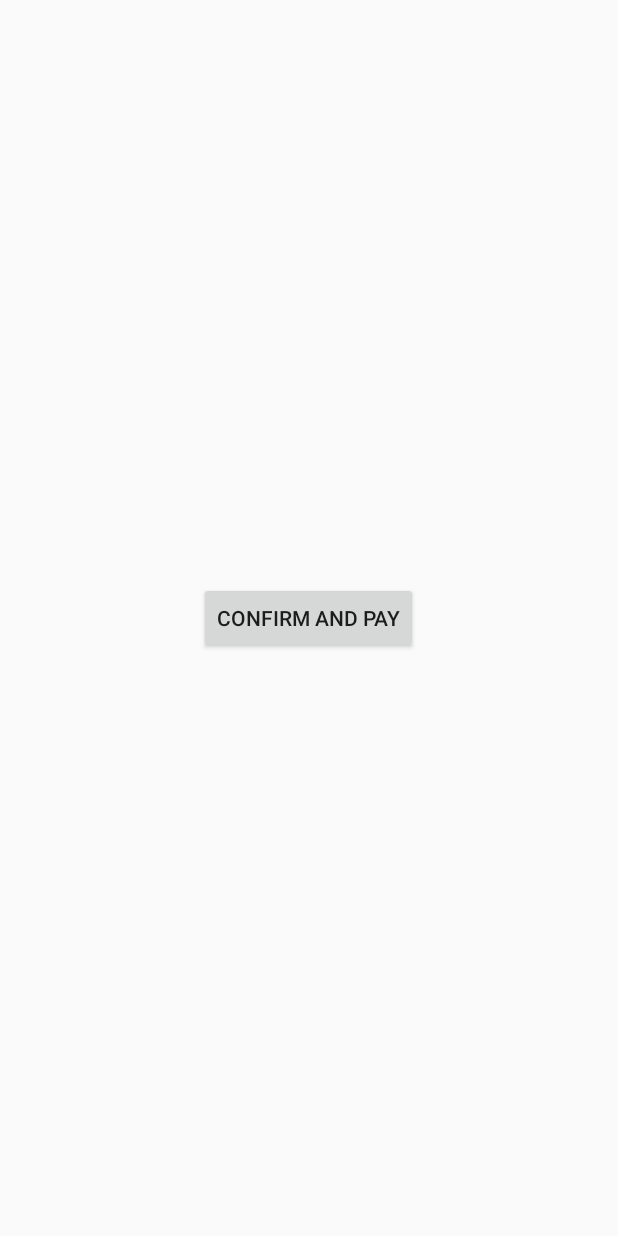
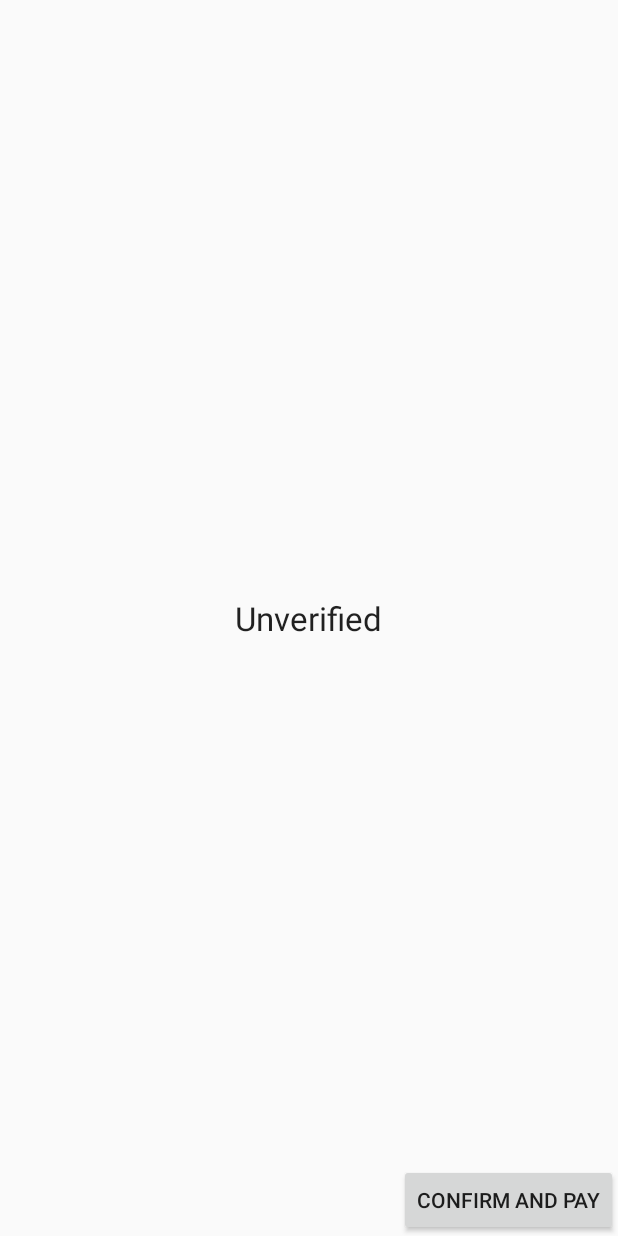
Before and after one commit to bixdeng/CheckOut, an Android app: the layout fragment_product_list.xml on its own in the app's theme, with its tools: preview values and no code run, on a phone screen of 412 x 824 dp. Run offline under Robolectric (Android 15) with nearby library versions, the phone set to English and light mode, and no system bars.

Commit message:
progress Mar.1st 8:34pm

```diff
--- a/app/src/main/res/layout/fragment_product_list.xml
+++ b/app/src/main/res/layout/fragment_product_list.xml
@@ -10,14 +10,6 @@
     <TextView android:id="@android:id/empty" android:layout_width="match_parent"
         android:layout_height="match_parent" android:gravity="center" />
 
-    <Button
-        android:layout_width="wrap_content"
-        android:layout_height="wrap_content"
-        android:text="Confirm and Pay"
-        android:id="@+id/getBtn"
-        android:layout_gravity="center"
-        android:onClick="getWeight"/>
-
     <TextView
         android:layout_width="wrap_content"
         android:layout_height="wrap_content"
@@ -25,5 +17,21 @@
         android:id="@+id/getTxt"
         android:layout_gravity="center_horizontal|bottom" />
 
+    <Button
+        android:layout_width="wrap_content"
+        android:layout_height="wrap_content"
+        android:text="Confirm and Pay"
+        android:id="@+id/getBtn"
+        android:layout_gravity="right|bottom"
+        android:onClick="getWeight"/>
+
+    <TextView
+        android:layout_width="wrap_content"
+        android:layout_height="wrap_content"
+        android:textAppearance="?android:attr/textAppearanceLarge"
+        android:text="Unverified"
+        android:id="@+id/weightVerify"
+        android:layout_gravity="center" />
+
 
 </FrameLayout>
```
Also changed, not shown: app/src/main/java/com/group12/syde362/checkout/ProductFragment.java (+29 -5 lines), app/src/main/java/com/group12/syde362/checkout/ProductListItem.java (+16 -4 lines), app/src/main/java/com/group12/syde362/checkout/SingleProductFragment.java (+5 -3 lines).
